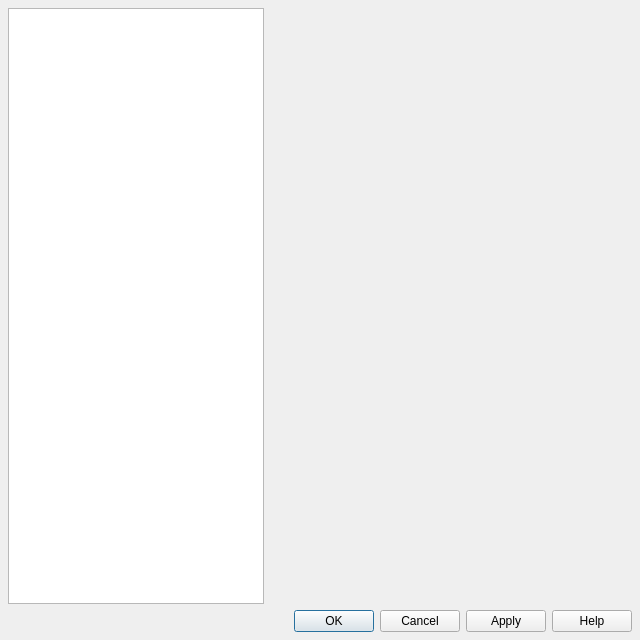
The window that src/gui/pref/dialog.ui (wilbert2000/wzplayer) describes before a commit, drawn with Qt 5.
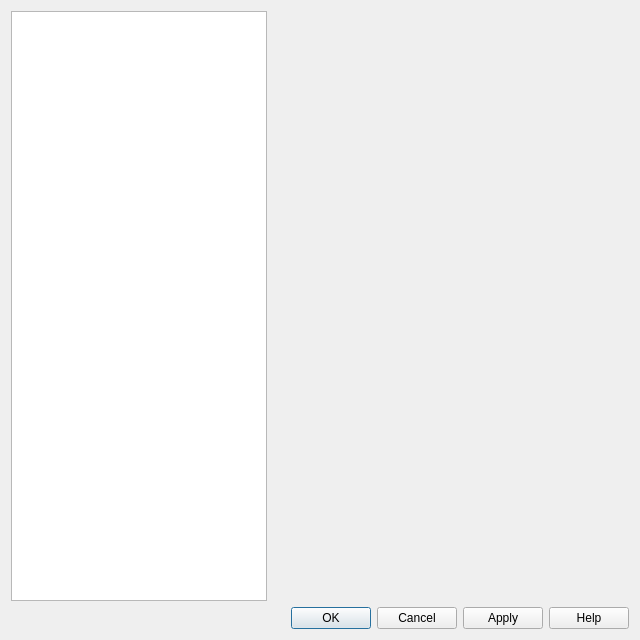
The same window after the commit.

Commit message: Small margins, spacing, dimensions and text changes

What changed in the file:
```diff
--- a/src/gui/pref/dialog.ui
+++ b/src/gui/pref/dialog.ui
@@ -14,12 +14,6 @@
    <string>SMPlayer - Preferences</string>
   </property>
   <layout class="QGridLayout">
-   <property name="margin">
-    <number>8</number>
-   </property>
-   <property name="spacing">
-    <number>6</number>
-   </property>
    <item row="0" column="1">
     <widget class="QStackedWidget" name="pages">
      <property name="sizePolicy">
```
The commit also changes 10 other files.
